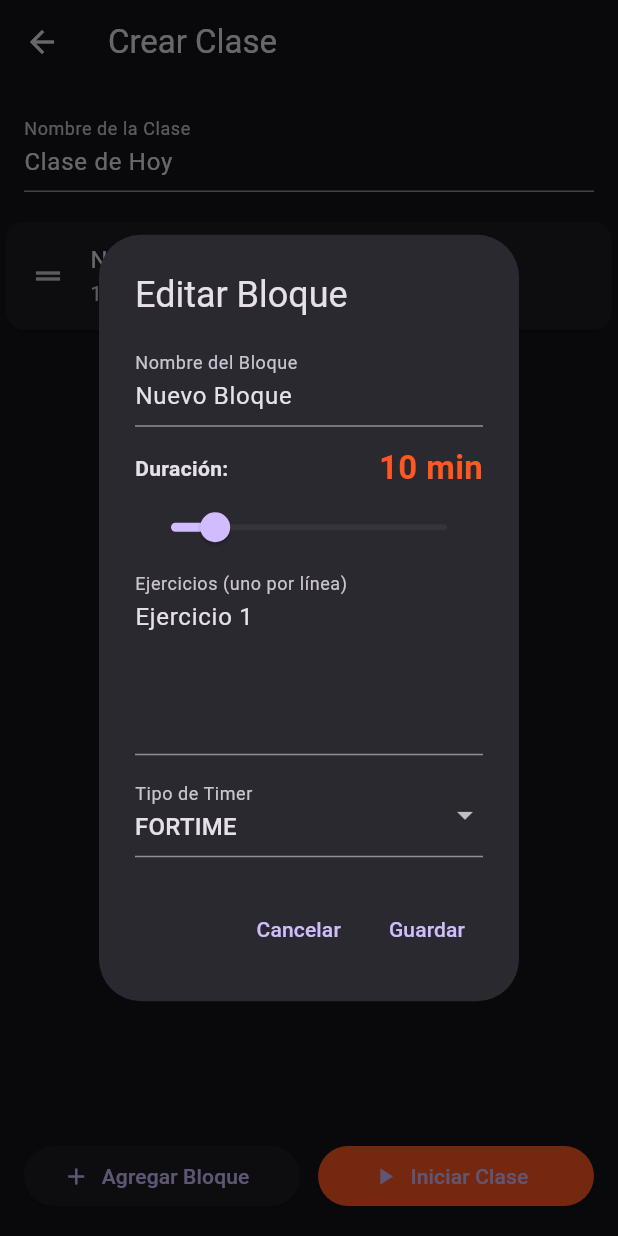
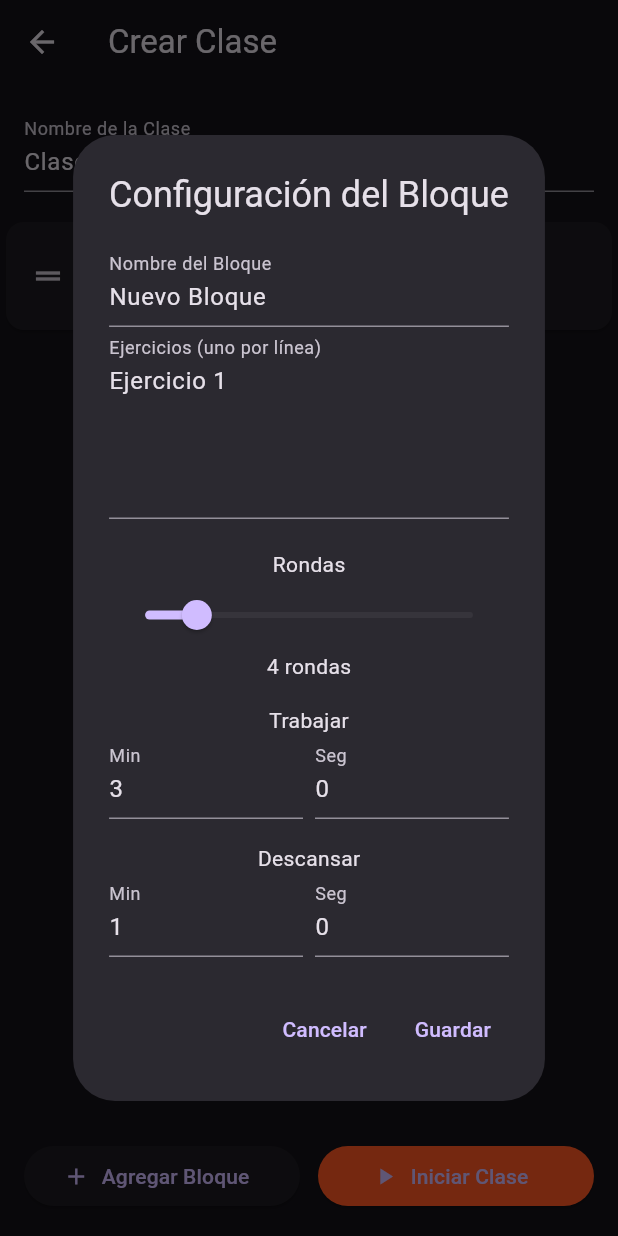
Before and after one commit to mauriciomontiveros/classblock-timer, a Flutter app: the ClassBuilderScreen screen opened directly, after a tap on "Agregar Bloque", after a tap on "Nuevo Bloque", on a phone screen of 412 x 824 dp. Run offline on Flutter 3.47's test engine with Material 3 defaults, Android fonts, the phone set to English and light mode, and no system bars; our stand-ins replace audioplayers.

Commit message:
Versión estable - Timer con rondas y cuenta regresiva

```diff
--- a/lib/core/models/workout_class.dart
+++ b/lib/core/models/workout_class.dart
@@ -0,0 +1,92 @@
+import 'package:uuid/uuid.dart';
+
+class WorkoutClass {
+  final String id;
+  final String name;
+  final int totalDurationMinutes;
+  final List<WorkoutBlock> blocks;
+  final DateTime createdAt;
+
+  WorkoutClass({
+    String? id,
+    required this.name,
+    required this.totalDurationMinutes,
+    required this.blocks,
+    DateTime? createdAt,
+  })  : id = id ?? const Uuid().v4(),
+        createdAt = createdAt ?? DateTime.now();
+
+  Map<String, dynamic> toJson() => {
+        'id': id,
+        'name': name,
+        'totalDurationMinutes': totalDurationMinutes,
+        'blocks': blocks.map((b) => b.toJson()).toList(),
+        'createdAt': createdAt.toIso8601String(),
+      };
+
+  factory WorkoutClass.fromJson(Map<String, dynamic> json) {
+    return WorkoutClass(
+      id: json['id'],
+      name: json['name'],
+      totalDurationMinutes: json['totalDurationMinutes'],
+      blocks: (json['blocks'] as List)
+          .map((b) => WorkoutBlock.fromJson(b))
+          .toList(),
+      createdAt: DateTime.parse(json['createdAt']),
+    );
+  }
+}
+
+enum BlockType { warmUp, strength, metcon, finisher, custom }
+
+class WorkoutBlock {
+  final String id;
+  final String name;
+  final int durationMinutes;
+  final BlockType blockType;
+  final List<String> exercises;
+
+  // Configuración avanzada
+  final int rounds;
+  final int workMinutes;
+  final int workSeconds;
+  final int restMinutes;
+  final int restSeconds;
+
+  WorkoutBlock({
+    String? id,
+    required this.name,
+    required this.durationMinutes,
+    required this.blockType,
+    List<String>? exercises,
+    this.rounds = 4,
+    this.workMinutes = 3,
+    this.workSeconds = 0,
+    this.restMinutes = 1,
+    this.restSeconds = 0,
+  })  : id = id ?? const Uuid().v4(),
+        exercises = exercises ?? [];
+}
+
+  Map<String, dynamic> toJson() => {
+        'id': id,
+        'name': name,
+        'durationMinutes': durationMinutes,
+        'type': type.toString(),
+        'exercises': exercises,
+        'notes': notes,
+      };
+
+  factory WorkoutBlock.fromJson(Map<String, dynamic> json) {
+    return WorkoutBlock(
+      id: json['id'],
+      name: json['name'],
+      durationMinutes: json['durationMinutes'],
+      type: BlockType.values.firstWhere(
+        (e) => e.toString() == json['type'],
+      ),
+      exercises: List<String>.from(json['exercises']),
+      notes: json['notes'],
+    );
+  }
+}
--- a/lib/main.dart
+++ b/lib/main.dart
@@ -22,31 +22,36 @@ class WorkoutBlock {
   final String name;
   final int durationMinutes;
   final BlockType blockType;
-  final TimerType timerType;
-  final int? rounds;          // ← Agregado
-  final int? workSeconds;     // ← Agregado
-  final int? restSeconds;     // ← Agregado
   final List<String> exercises;
+
+  final int rounds;
+  final int workMinutes;
+  final int workSeconds;
+  final int restMinutes;
+  final int restSeconds;
 
   WorkoutBlock({
     String? id,
     required this.name,
     required this.durationMinutes,
     required this.blockType,
-    required this.timerType,
-    this.rounds,
-    this.workSeconds,
-    this.restSeconds,
     List<String>? exercises,
+    this.rounds = 4,
+    this.workMinutes = 3,
+    this.workSeconds = 0,
+    this.restMinutes = 1,
+    this.restSeconds = 0,
   })  : id = id ?? const Uuid().v4(),
         exercises = exercises ?? [];
 }
 
-// ==================== TIMER SERVICE (mismo) ====================
+// ==================== TIMER SERVICE ====================
 class WorkoutTimerService extends ChangeNotifier {
   Timer? _timer;
   int _remainingSeconds = 0;
   int _currentBlockIndex = 0;
+  int _currentRound = 1;
+  bool isWorkingPhase = true;
   bool isRunning = false;
   bool isPaused = false;
   bool isPreparing = false;
@@ -57,14 +62,38 @@ class WorkoutTimerService extends ChangeNotifier {
 
   int get remainingSeconds => _remainingSeconds;
   int get currentBlockIndex => _currentBlockIndex;
+  int get currentRound => _currentRound;
   bool get isPreparingNext => isPreparing;
   int get prepareSeconds => _prepareSeconds;
+  bool get isWorkPhase => isWorkingPhase;
 
   WorkoutBlock? get currentBlock => currentClass?.blocks[_currentBlockIndex];
+
+  Future<void> playTestBeep() async {
+    try {
+      await _audioPlayer.play(AssetSource('sounds/beep.mp3'), volume: 1.0);
+      print("✅ Beep OK");
+    } catch (e) {
+      print("❌ Error beep: $e");
+    }
+  }
+
+  Future<void> _playBeep() async {
+    try {
+      await _audioPlayer.play(AssetSource('sounds/beep.mp3'), volume: 0.8);
+    } catch (e) {}
+  }
+
+  Future<void> _playFinish() async {
+    try {
+      await _audioPlayer.play(AssetSource('sounds/finish.mp3'), volume: 1.0);
+    } catch (e) {}
+  }
 
   void startClass(WorkoutClass workoutClass, {int startFromBlock = 0}) {
     currentClass = workoutClass;
     _currentBlockIndex = startFromBlock;
+    _currentRound = 1;
     _startPreparation();
   }
 
@@ -79,14 +108,16 @@ class WorkoutTimerService extends ChangeNotifier {
         _prepareSeconds--;
         notifyListeners();
       } else {
-        _startBlock();
+        _startWorkPhase();
       }
     });
   }
 
-  void _startBlock() {
+  void _startWorkPhase() {
     isPreparing = false;
-    _remainingSeconds = currentBlock!.durationMinutes * 60;
+    isWorkingPhase = true;
+    final block = currentBlock!;
+    _remainingSeconds = (block.workMinutes * 60) + block.workSeconds;
     notifyListeners();
 
     _timer?.cancel();
@@ -95,16 +126,43 @@ class WorkoutTimerService extends ChangeNotifier {
         _remainingSeconds--;
         notifyListeners();
       } else {
-        nextBlock();
+        _startRestPhase();
       }
     });
   }
 
-  void pauseTimer() { isPaused = true; _timer?.cancel(); notifyListeners(); }
-  void resumeTimer() { if (isPaused) { isPaused = false; notifyListeners(); } }
+  void _startRestPhase() {
+    isWorkingPhase = false;
+    final block = currentBlock!;
+    _remainingSeconds = (block.restMinutes * 60) + block.restSeconds;
+    notifyListeners();
+
+    _timer?.cancel();
+    _timer = Timer.periodic(const Duration(seconds: 1), (timer) {
+      if (_remainingSeconds > 0) {
+        _remainingSeconds--;
+        notifyListeners();
+      } else {
+        _nextRoundOrBlock();
+      }
+    });
+  }
+
+  void _nextRoundOrBlock() {
+    final block = currentBlock!;
+    if (_currentRound < block.rounds) {
+      _currentRound++;
+      _startWorkPhase();
+    } else {
+      nextBlock();
+    }
+  }
+
   void nextBlock() {
+    _timer?.cancel();
     if (currentClass != null && _currentBlockIndex < currentClass!.blocks.length - 1) {
       _currentBlockIndex++;
+      _currentRound = 1;
       _startPreparation();
     } else {
       finishClass();
@@ -113,21 +171,16 @@ class WorkoutTimerService extends ChangeNotifier {
 
   void restartCurrentBlock() {
     _timer?.cancel();
-    isPreparing = false;
-    _remainingSeconds = currentBlock!.durationMinutes * 60;
-    notifyListeners();
-    _startBlock();
+    _currentRound = 1;
+    _startPreparation();
   }
 
-  void finishClass() {
-    isRunning = false;
-    isPreparing = false;
-    _timer?.cancel();
-    notifyListeners();
-  }
+  void pauseTimer() { isPaused = true; _timer?.cancel(); notifyListeners(); }
+  void resumeTimer() { if (isPaused) { isPaused = false; notifyListeners(); } }
+  void finishClass() { isRunning = false; isPreparing = false; _timer?.cancel(); notifyListeners(); }
 }
 
-// ==================== MAIN Y PANTALLAS (Home, ClassBuilder, Editor, LiveTimer) ====================
+// ==================== MAIN APP ====================
 void main() => runApp(const MyApp());
 
 class MyApp extends StatelessWidget {
@@ -163,8 +216,7 @@ class HomeScreen extends StatelessWidget {
   }
 }
 
-// ... (ClassBuilderScreen y LiveTimerScreen se mantienen iguales que antes)
-
+// ==================== CLASS BUILDER (mantengo el anterior) ====================
 class ClassBuilderScreen extends StatefulWidget {
   const ClassBuilderScreen({super.key});
   @override
@@ -181,7 +233,6 @@ class _ClassBuilderScreenState extends State<ClassBuilderScreen> {
         name: "Nuevo Bloque",
         durationMinutes: 10,
         blockType: BlockType.metcon,
-        timerType: TimerType.forTime,
         exercises: ["Ejercicio 1"],
       ));
     });
@@ -224,7 +275,7 @@ class _ClassBuilderScreenState extends State<ClassBuilderScreen> {
                   child: ListTile(
                     leading: const Icon(Icons.drag_handle),
                     title: Text(b.name),
-                    subtitle: Text("${b.durationMinutes} min • ${b.timerType.name.toUpperCase()}"),
+                    subtitle: Text("${b.durationMinutes} min"),
                     onTap: () => _editBlock(index),
                   ),
                 );
@@ -257,7 +308,7 @@ class _ClassBuilderScreenState extends State<ClassBuilderScreen> {
   }
 }
 
-// ==================== EDITOR MEJORADO ====================
+// ==================== EDITOR (mantengo el anterior que te gustó) ====================
 class BlockEditorDialog extends StatefulWidget {
   final WorkoutBlock block;
   final Function(WorkoutBlock) onSave;
@@ -270,83 +321,63 @@ class BlockEditorDialog extends StatefulWidget {
 class _BlockEditorDialogState extends State<BlockEditorDialog> {
   late TextEditingController nameController;
   late TextEditingController exercisesController;
-  late int durationMinutes;
-  late TimerType timerType;
-  late int? rounds;
-  late int? workSeconds;
-  late int? restSeconds;
+  late int rounds;
+  late int workMinutes;
+  late int workSeconds;
+  late int restMinutes;
+  late int restSeconds;
+  bool hasCountdown = true;
 
   @override
   void initState() {
     super.initState();
     nameController = TextEditingController(text: widget.block.name);
     exercisesController = TextEditingController(text: widget.block.exercises.join("\n"));
-    durationMinutes = widget.block.durationMinutes;
-    timerType = widget.block.timerType;
     rounds = widget.block.rounds;
-    workSeconds = widget.block.workSeconds ?? 20;
-    restSeconds = widget.block.restSeconds ?? 10;
+    workMinutes = widget.block.workMinutes;
+    workSeconds = widget.block.workSeconds;
+    restMinutes = widget.block.restMinutes;
+    restSeconds = widget.block.restSeconds;
   }
 
   @override
   Widget build(BuildContext context) {
     return AlertDialog(
-      title: const Text("Editar Bloque"),
+      title: const Text("Configuración del Bloque"),
       content: SingleChildScrollView(
         child: Column(
           mainAxisSize: MainAxisSize.min,
           children: [
             TextField(controller: nameController, decoration: const InputDecoration(labelText: "Nombre del Bloque")),
-            const SizedBox(height: 12),
-
-            Row(
-              children: [
-                const Text("Duración:", style: TextStyle(fontWeight: FontWeight.bold)),
-                const Spacer(),
-                Text("$durationMinutes min", style: const TextStyle(fontSize: 22, fontWeight: FontWeight.bold, color: Colors.deepOrange)),
-              ],
-            ),
-            Slider(
-              value: durationMinutes.toDouble(),
-              min: 1,
-              max: 60,
-              divisions: 59,
-              label: durationMinutes.toString(),
-              onChanged: (v) => setState(() => durationMinutes = v.toInt()),
-            ),
-
             TextField(
               controller: exercisesController,
               decoration: const InputDecoration(labelText: "Ejercicios (uno por línea)"),
               maxLines: 4,
             ),
+            const SizedBox(height: 20),
+            const Text("Rondas"),
+            Slider(value: rounds.toDouble(), min: 1, max: 20, onChanged: (v) => setState(() => rounds = v.toInt())),
+            Text("$rounds rondas"),
 
-            const SizedBox(height: 12),
-            DropdownButtonFormField<TimerType>(
-              value: timerType,
-              decoration: const InputDecoration(labelText: "Tipo de Timer"),
-              items: TimerType.values.map((t) => DropdownMenuItem(value: t, child: Text(t.name.toUpperCase()))).toList(),
-              onChanged: (v) => setState(() => timerType = v!),
+            const SizedBox(height: 16),
+            const Text("Trabajar"),
+            Row(
+              children: [
+                Expanded(child: TextField(decoration: const InputDecoration(labelText: "Min"), keyboardType: TextInputType.number, onChanged: (v) => workMinutes = int.tryParse(v) ?? 0, controller: TextEditingController(text: workMinutes.toString()))),
+                const SizedBox(width: 8),
+                Expanded(child: TextField(decoration: const InputDecoration(labelText: "Seg"), keyboardType: TextInputType.number, onChanged: (v) => workSeconds = int.tryParse(v) ?? 0, controller: TextEditingController(text: workSeconds.toString()))),
+              ],
             ),
 
-            if (timerType == TimerType.tabata) ...[
-              const SizedBox(height: 12),
-              Row(
-                children: [
-                  Expanded(child: TextField(decoration: const InputDecoration(labelText: "Trabajo (seg)"), keyboardType: TextInputType.number, onChanged: (v) => workSeconds = int.tryParse(v), controller: TextEditingController(text: workSeconds.toString()))),
-                  const SizedBox(width: 12),
-                  Expanded(child: TextField(decoration: const InputDecoration(labelText: "Descanso (seg)"), keyboardType: TextInputType.number, onChanged: (v) => restSeconds = int.tryParse(v), controller: TextEditingController(text: restSeconds.toString()))),
-                ],
-              ),
-            ],
-
-            if (timerType == TimerType.emom || timerType == TimerType.amrap)
-              TextField(
-                decoration: const InputDecoration(labelText: "Número de Rondas"),
-                keyboardType: TextInputType.number,
-                onChanged: (v) => rounds = int.tryParse(v),
-                controller: TextEditingController(text: rounds?.toString() ?? ""),
-              ),
+            const SizedBox(height: 16),
+            const Text("Descansar"),
+            Row(
+              children: [
+                Expanded(child: TextField(decoration: const InputDecoration(labelText: "Min"), keyboardType: TextInputType.number, onChanged: (v) => restMinutes = int.tryParse(v) ?? 0, controller: TextEditingController(text: restMinutes.toString()))),
+                const SizedBox(width: 8),
+                Expanded(child: TextField(decoration: const InputDecoration(labelText: "Seg"), keyboardType: TextInputType.number, onChanged: (v) => restSeconds = int.tryParse(v) ?? 0, controller: TextEditingController(text: restSeconds.toString()))),
+              ],
+            ),
           ],
         ),
       ),
@@ -356,12 +387,13 @@ class _BlockEditorDialogState extends State<BlockEditorDialog> {
           onPressed: () {
             final newBlock = WorkoutBlock(
               name: nameController.text,
-              durationMinutes: durationMinutes,
+              durationMinutes: 10,
               blockType: widget.block.blockType,
-              timerType: timerType,
               exercises: exercisesController.text.split('\n').where((e) => e.trim().isNotEmpty).toList(),
               rounds: rounds,
+              workMinutes: workMinutes,
               workSeconds: workSeconds,
+              restMinutes: restMinutes,
               restSeconds: restSeconds,
             );
             widget.onSave(newBlock);
@@ -374,7 +406,7 @@ class _BlockEditorDialogState extends State<BlockEditorDialog> {
   }
 }
 
-// ==================== LIVE TIMER (con cuenta regresiva) ====================
+// ==================== LIVE TIMER SCREEN CORREGIDA ====================
 class LiveTimerScreen extends StatefulWidget {
   final WorkoutClass workoutClass;
   const LiveTimerScreen({super.key, required this.workoutClass});
@@ -403,23 +435,71 @@ class _LiveTimerScreenState extends State<LiveTimerScreen> {
           padding: const EdgeInsets.all(20),
           child: Column(
             children: [
-              Text("Bloque ${timer.currentBlockIndex + 1}/${widget.workoutClass.blocks.length}"),
+              Text(
+                "Bloque ${timer.currentBlockIndex + 1}/${widget.workoutClass.blocks.length}",
+                style: const TextStyle(fontSize: 18, color: Colors.grey),
+              ),
+              Text(
+                block?.name ?? "",
+                style: const TextStyle(fontSize: 26, fontWeight: FontWeight.bold),
+                textAlign: TextAlign.center,
+              ),
+
               const Spacer(),
 
+              // ==================== CUENTA REGRESIVA ====================
               if (timer.isPreparingNext)
                 Column(
                   children: [
-                    const Text("¡PREPÁRATE!", style: TextStyle(fontSize: 40, color: Colors.orange, fontWeight: FontWeight.bold)),
-                    Text("${timer.prepareSeconds}", style: const TextStyle(fontSize: 120, color: Colors.orange)),
+                    const Text(
+                      "¡PREPÁRATE!",
+                      style: TextStyle(fontSize: 36, fontWeight: FontWeight.bold, color: Colors.orange),
+                    ),
+                    const SizedBox(height: 20),
+                    Text(
+                      "${timer.prepareSeconds}",
+                      style: const TextStyle(fontSize: 140, fontWeight: FontWeight.bold, color: Colors.orange),
+                    ),
                   ],
                 )
+              // ==================== TEMPORIZADOR NORMAL ====================
               else
-                Text(formatTime(timer.remainingSeconds), style: const TextStyle(fontSize: 140, fontWeight: FontWeight.bold, color: Colors.deepOrange)),
+                Column(
+                  children: [
+                    Text(
+                      timer.isWorkPhase ? "TRABAJANDO" : "DESCANSANDO",
+                      style: TextStyle(
+                        fontSize: 32,
+                        fontWeight: FontWeight.bold,
+                        color: timer.isWorkPhase ? Colors.green : Colors.orange,
+                      ),
+                    ),
+                    const SizedBox(height: 10),
+                    Text(
+                      formatTime(timer.remainingSeconds),
+                      style: const TextStyle(fontSize: 135, fontWeight: FontWeight.bold, color: Colors.deepOrange),
+                    ),
+                  ],
+                ),
 
               const SizedBox(height: 20),
-              Text(block?.name ?? "", style: const TextStyle(fontSize: 28)),
+
+              // Ronda
+              Text(
+                "Ronda ${timer.currentRound} de ${block?.rounds ?? 1}",
+                style: const TextStyle(fontSize: 26, color: Colors.white),
+              ),
+
+              // Ejercicios
               if (block?.exercises.isNotEmpty ?? false)
-                Text(block!.exercises.join(" • "), style: const TextStyle(fontSize: 18, color: Colors.white70)),
+                Padding(
+                  padding: const EdgeInsets.symmetric(vertical: 20),
+                  child: Text(
+                    block!.exercises.join(" • "),
+                    style: const TextStyle(fontSize: 18, color: Colors.white70),
+                    textAlign: TextAlign.center,
+                  ),
+                ),
 
               const Spacer(),
 
@@ -428,15 +508,19 @@ class _LiveTimerScreenState extends State<LiveTimerScreen> {
                 children: [
                   ElevatedButton.icon(
                     onPressed: () {
-                      if (!timer.isRunning) timer.startClass(widget.workoutClass);
-                      else if (timer.isPaused) timer.resumeTimer();
-                      else timer.pauseTimer();
+                      if (!timer.isRunning) {
+                        timer.startClass(widget.workoutClass);
+                      } else if (timer.isPaused) {
+                        timer.resumeTimer();
+                      } else {
+                        timer.pauseTimer();
+                      }
                     },
                     icon: Icon(timer.isRunning && !timer.isPaused ? Icons.pause : Icons.play_arrow),
                     label: Text(timer.isRunning && !timer.isPaused ? "Pausar" : "Iniciar"),
                     style: ElevatedButton.styleFrom(backgroundColor: Colors.deepOrange),
                   ),
-                  const SizedBox(width: 12),
+                  const SizedBox(width: 16),
                   ElevatedButton.icon(
                     onPressed: timer.restartCurrentBlock,
                     icon: const Icon(Icons.restart_alt),
--- a/pubspec.yaml
+++ b/pubspec.yaml
@@ -57,6 +57,8 @@ flutter:
   # included with your application, so that you can use the icons in
   # the material Icons class.
   uses-material-design: true
+  assets:
+    - lib/assets/sounds/
 
   # To add assets to your application, add an assets section, like this:
   # assets:
```
Also changed, not shown: lib/core/services/workout_timer_service.dart (+70 -50 lines), 2 other files.
